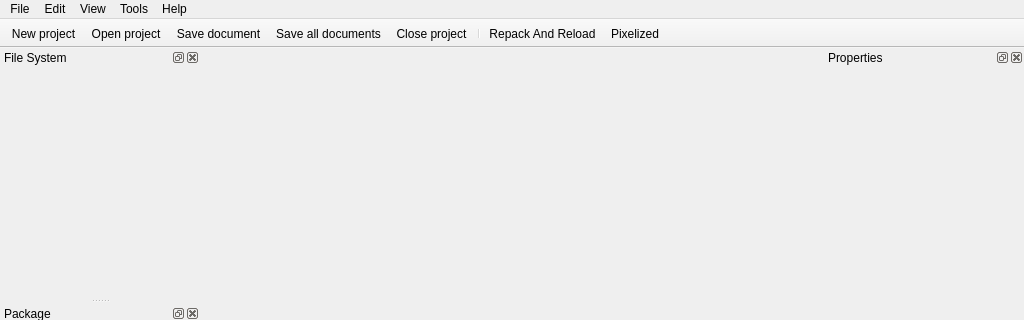
Above: Tools/QuickEd/UI/mainwindow.ui from xaoctech/dava.engine before the change; both pictures show x 0 to 1024 and y 0 to 320 of the 1024 by 857 pixel window. Below: the same form after it.
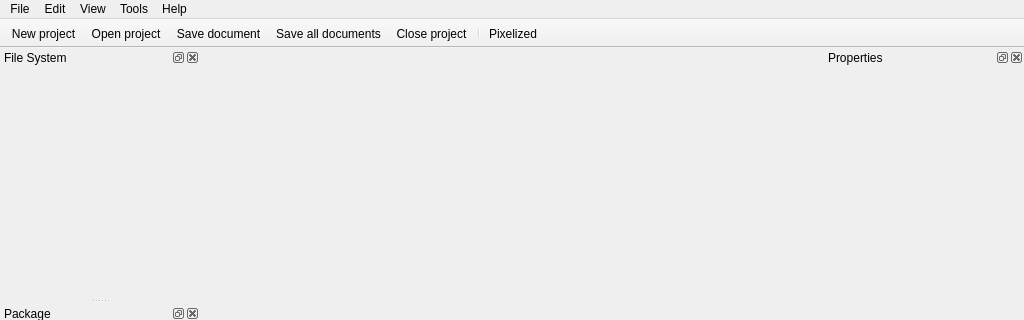
That is the form after the change. Icons and pictures are not drawn. Custom widgets are drawn as their Qt base class.

Commit message: [DF-6041] fixed SetDocument in PropertiesWidget and removed action Repack_And_Reload

```diff
--- a/Tools/QuickEd/UI/mainwindow.ui
+++ b/Tools/QuickEd/UI/mainwindow.ui
@@ -7,7 +7,7 @@
     <x>0</x>
     <y>0</y>
     <width>1024</width>
-    <height>700</height>
+    <height>840</height>
    </rect>
   </property>
   <property name="sizePolicy">
@@ -138,7 +138,6 @@
    <addaction name="actionSaveAllDocuments"/>
    <addaction name="actionClose_project"/>
    <addaction name="separator"/>
-   <addaction name="actionRepack_And_Reload"/>
    <addaction name="actionPixelized"/>
   </widget>
   <widget class="QStatusBar" name="statusBar"/>
```
Left out of the diff: 11 changed lines with no effect on the pictures. The commit also changes 2 other files.
